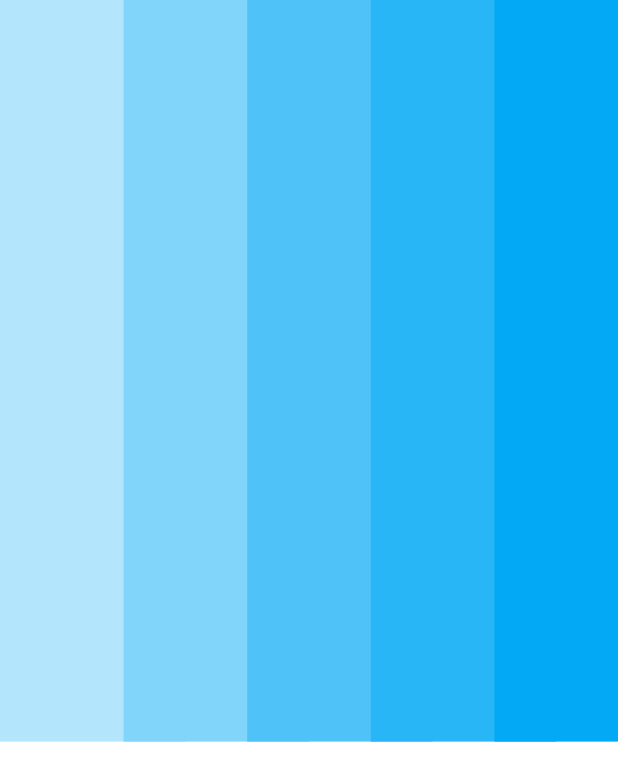
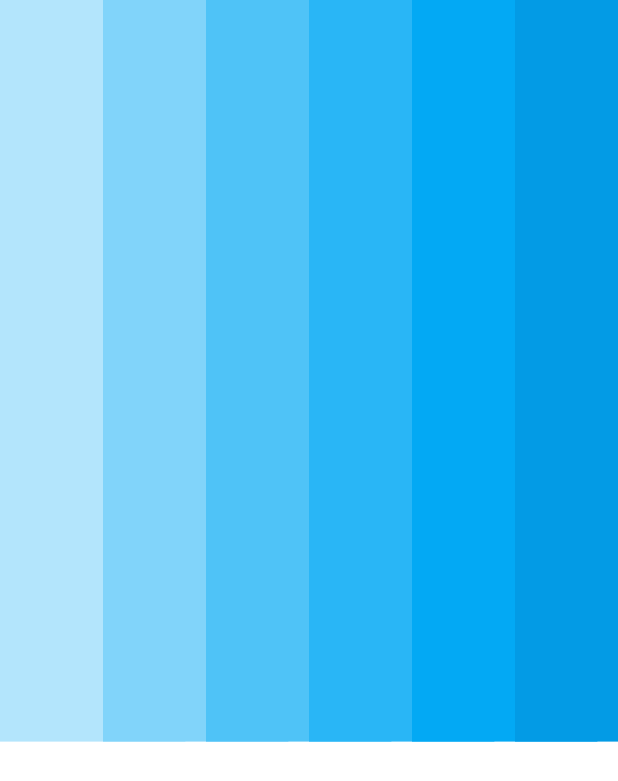
Before and after one commit to Kurogoma4D/flutter_parallax_web, a Flutter app: the screen it shows after launch, on a phone screen of 412 x 824 dp. Shown: the top 781 px of the screen. Run offline on Flutter 3.47's test engine with Material 2 defaults, Android fonts, the phone set to English and light mode, and no system bars; missing offline and left inert: flutter_web.

Commit message:
change: sequence boxes implement as widget

```diff
--- a/lib/main.dart
+++ b/lib/main.dart
@@ -55,7 +55,7 @@ class _MyHomePageState extends State<MyHomePage> {
       child: Container(
         width: _screenSize.width * 1.5,
         height: _screenSize.height,
-        child: buildStack(_screenSize, _scrollPer),
+        child: SlideBoxes(_screenSize, _scrollPer),
       ),
     );
   }
--- a/lib/stack_sequence.dart
+++ b/lib/stack_sequence.dart
@@ -2,31 +2,46 @@ import 'dart:math';
 
 import 'package:flutter_web/material.dart';
 
-Widget buildStack(Size _size, ValueNotifier<double> _scrollPer) {
-  return Stack(
-    children: _buildChildren(_size, _scrollPer, 6)
-  );
+class SlideBoxes extends StatefulWidget {
+  SlideBoxes(this.size, this.scrollPer,{Key key}) : super(key: key);
+
+  final Size size;
+  final ValueNotifier<double> scrollPer;
+  final int numberOfBoxes = 6;
+
+  _SlideBoxesState createState() => _SlideBoxesState();
 }
 
-List<Widget> _buildChildren(Size _size, ValueNotifier<double> _scrollPer, int length) {
-  List<Widget> list = [];
+class _SlideBoxesState extends State<SlideBoxes> {
+  @override
+  Widget build(BuildContext context) {
+    return Stack(children: _buildChildren());
+  }
 
-  for(var i = 0; i<length; i++) {
-    list.add(
-      ValueListenableBuilder(
-        valueListenable: _scrollPer,
+  List<Widget> _buildChildren() {
+    List<Widget> list = [];
+
+    double boxHeight = widget.size.height * 0.6;
+    double boxPosRef = (1 / widget.numberOfBoxes);
+
+    for (var i = 0; i < widget.numberOfBoxes; i++) {
+      list.add(ValueListenableBuilder(
+        valueListenable: widget.scrollPer,
         builder: (context, value, _) {
           return Positioned(
-            top: (value+0.1 > i*0.2) ? min((value * 600)/(i*0.5+0.8), _size.height-_size.height * 0.6) : 0,
-            left: i * _size.width * 0.2,
-            width: _size.width * 0.3,
-            height: _size.height * 0.6,
-            child: Container(color: Colors.lightBlue[100*i+100]),
+            top: (value > i * boxPosRef)
+                ? min(
+                    value / (1 - i * 0.2) * 100, widget.size.height - boxHeight)
+                : 0,
+            left: i * widget.size.width * boxPosRef,
+            width: widget.size.width * 0.3,
+            height: boxHeight,
+            child: Container(color: Colors.lightBlue[100 * i + 100]),
           );
         },
-      )
-    );
+      ));
+    }
+
+    return list;
   }
-
-  return list;
 }
```
